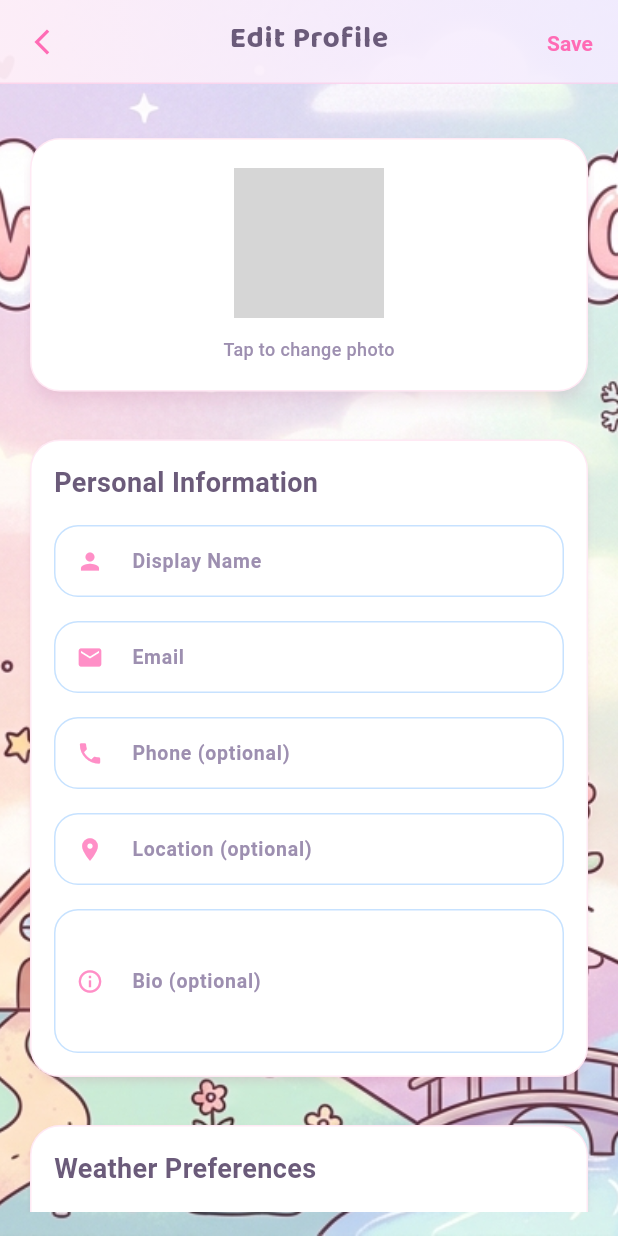
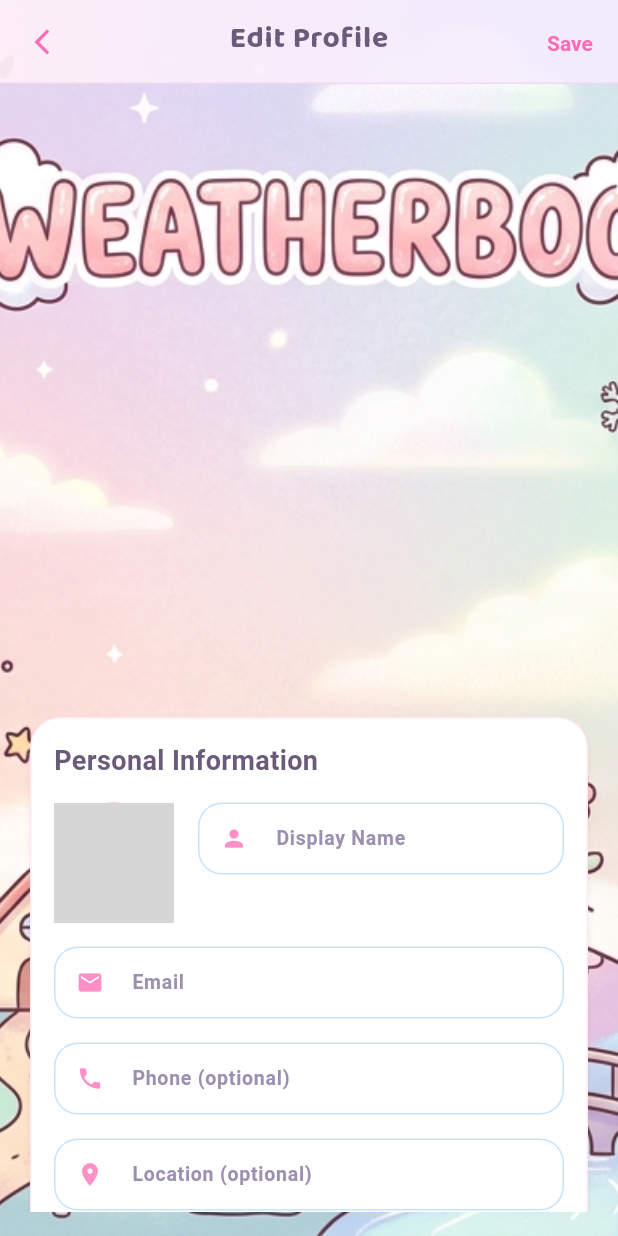
Before and after one commit to exianninskie/weatherboo, a Flutter app: the ProfileScreen screen opened by its route, after a tap on the "edit" icon, on a phone screen of 412 x 824 dp. Run offline on Flutter 3.47's test engine with Material 3 defaults, Android fonts, the phone set to English and light mode, and no system bars; our stand-ins replace google_fonts, image_picker, supabase_flutter; accounts and stored records are empty; network calls fail; statements that could not run were skipped; grey boxes are pictures that could not be loaded.

Commit message:
Redesign profile screen layout with profile picture on left and cleaner organization

```diff
--- a/lib/screens/edit_profile_screen.dart
+++ b/lib/screens/edit_profile_screen.dart
@@ -136,12 +136,13 @@ class _EditProfileScreenState extends State<EditProfileScreen> {
           }
 
           return ResponsiveCenter(
-            padding: const EdgeInsets.fromLTRB(16, 88, 16, 16),
+            padding: const EdgeInsets.fromLTRB(16, 100, 16, 16),
             child: SingleChildScrollView(
               child: Column(
                 crossAxisAlignment: CrossAxisAlignment.stretch,
                 mainAxisSize: MainAxisSize.min,
                 children: [
+                  const SizedBox(height: 350),
                   _buildProfileHeader(userProvider),
                   const SizedBox(height: 24),
                   _buildProfileForm(userProvider),
@@ -159,70 +160,7 @@ class _EditProfileScreenState extends State<EditProfileScreen> {
   }
 
   Widget _buildProfileHeader(UserProvider userProvider) {
-    return Card(
-      elevation: 4,
-      child: Padding(
-        padding: const EdgeInsets.all(20.0),
-        child: Column(
-          children: [
-            GestureDetector(
-              onTap: _pickProfileImage,
-              child: Stack(
-                children: [
-                  CircleAvatar(
-                    radius: 50,
-                    backgroundColor: AppColors.primaryBlue,
-                    backgroundImage: _profileImage != null
-                        ? FileImage(_profileImage!)
-                        : (userProvider.profilePictureUrl != null
-                            ? NetworkImage(userProvider.profilePictureUrl!) as ImageProvider
-                            : null),
-                    child: _profileImage == null && userProvider.profilePictureUrl == null
-                        ? Text(
-                            (_displayNameController.text.isNotEmpty
-                                ? _displayNameController.text[0].toUpperCase()
-                                : 'U'),
-                            style: const TextStyle(
-                              fontSize: 32,
-                              fontWeight: FontWeight.bold,
-                              color: AppColors.onPrimary,
-                            ),
-                          )
-                        : null,
-                  ),
-                  Positioned(
-                    bottom: 0,
-                    right: 0,
-                    child: Container(
-                      padding: const EdgeInsets.all(8),
-                      decoration: BoxDecoration(
-                        color: AppColors.primaryBlue,
-                        shape: BoxShape.circle,
-                      ),
-                      child: const Icon(
-                        Icons.camera_alt,
-                        color: AppColors.ivory,
-                        size: 20,
-                      ),
-                    ),
-                  ),
-                ],
-              ),
-            ),
-            const SizedBox(height: 12),
-            Text(
-              'Tap to change photo',
-              style: TextStyle(
-                fontSize: 12,
-                color: AppColors.muted,
-              ),
-              overflow: TextOverflow.ellipsis,
-              maxLines: 1,
-            ),
-          ],
-        ),
-      ),
-    );
+    return const SizedBox.shrink();
   }
 
   Widget _buildProfileForm(UserProvider userProvider) {
@@ -244,7 +182,56 @@ class _EditProfileScreenState extends State<EditProfileScreen> {
                 ),
               ),
               const SizedBox(height: 16),
-              TextFormField(
+              Row(
+                crossAxisAlignment: CrossAxisAlignment.start,
+                children: [
+                  GestureDetector(
+                    onTap: _pickProfileImage,
+                    child: Stack(
+                      children: [
+                        CircleAvatar(
+                          radius: 40,
+                          backgroundColor: AppColors.primaryBlue,
+                          backgroundImage: _profileImage != null
+                              ? FileImage(_profileImage!)
+                              : (userProvider.profilePictureUrl != null
+                                  ? NetworkImage(userProvider.profilePictureUrl!) as ImageProvider
+                                  : null),
+                          child: _profileImage == null && userProvider.profilePictureUrl == null
+                              ? Text(
+                                  (_displayNameController.text.isNotEmpty
+                                      ? _displayNameController.text[0].toUpperCase()
+                                      : 'U'),
+                                  style: const TextStyle(
+                                    fontSize: 24,
+                                    fontWeight: FontWeight.bold,
+                                    color: AppColors.onPrimary,
+                                  ),
+                                )
+                              : null,
+                        ),
+                        Positioned(
+                          bottom: 0,
+                          right: 0,
+                          child: Container(
+                            padding: const EdgeInsets.all(6),
+                            decoration: BoxDecoration(
+                              color: AppColors.primaryBlue,
+                              shape: BoxShape.circle,
+                            ),
+                            child: const Icon(
+                              Icons.camera_alt,
+                              color: AppColors.ivory,
+                              size: 16,
+                            ),
+                          ),
+                        ),
+                      ],
+                    ),
+                  ),
+                  const SizedBox(width: 16),
+                  Expanded(
+                    child: TextFormField(
                       controller: _displayNameController,
                       decoration: _fieldDecoration(
                         labelText: 'Display Name',
@@ -256,6 +243,9 @@ class _EditProfileScreenState extends State<EditProfileScreen> {
                         }
                         return null;
                       },
+                    ),
+                  ),
+                ],
               ),
               const SizedBox(height: 16),
               TextFormField(
--- a/lib/screens/profile_screen.dart
+++ b/lib/screens/profile_screen.dart
@@ -41,29 +41,14 @@ class _ProfileScreenState extends State<ProfileScreen> {
   @override
   Widget build(BuildContext context) {
     return Scaffold(
-      body: Consumer<UserProvider>(
-        builder: (context, userProvider, child) {
-          if (userProvider.isLoading) {
-            return const Center(child: CircularProgressIndicator());
-          }
-
-          final profile = userProvider.userProfile;
-          final displayName = profile?['display_name'] ?? 'Weather User';
-          final email = userProvider.email ?? 'user@weatherboo.com';
-          final bio = profile?['bio'] ?? '';
-          final location = profile?['location'] ?? '';
-          final profilePictureUrl = userProvider.profilePictureUrl;
-
-          return CustomScrollView(
-            slivers: [
-              SliverAppBar(
-                expandedHeight: 200,
-                floating: false,
-                pinned: true,
+      extendBodyBehindAppBar: true,
+      backgroundColor: Colors.transparent,
+      appBar: AppBar(
         leading: IconButton(
           icon: const Icon(Icons.arrow_back_ios_new, size: 20),
           onPressed: () => Navigator.pushReplacementNamed(context, '/home'),
         ),
+        flexibleSpace: Container(decoration: AppTheme.appBarGradient),
         actions: [
           IconButton(
             icon: const Icon(Icons.edit_outlined),
@@ -96,16 +81,34 @@ class _ProfileScreenState extends State<ProfileScreen> {
           ),
         ],
       ),
-              SliverToBoxAdapter(
+      body: KawaiiBackground(
+        child: Consumer<UserProvider>(
+        builder: (context, userProvider, child) {
+          if (userProvider.isLoading) {
+            return const Center(child: CircularProgressIndicator());
+          }
+
+          final profile = userProvider.userProfile;
+          final displayName = profile?['display_name'] ?? 'Weather User';
+          final email = userProvider.email ?? 'user@weatherboo.com';
+          final bio = profile?['bio'] ?? '';
+          final location = profile?['location'] ?? '';
+          final profilePictureUrl = userProvider.profilePictureUrl;
+
+          return SingleChildScrollView(
             child: ResponsiveCenter(
+              padding: const EdgeInsets.fromLTRB(16, 260, 16, 16),
               child: Column(
                 children: [
-                      Transform.translate(
-                        offset: const Offset(0, -50),
-                        child: Column(
+                  // Profile Header
+                  Card(
+                    elevation: 3,
+                    child: Padding(
+                      padding: const EdgeInsets.all(20),
+                      child: Row(
                         children: [
                           CircleAvatar(
-                              radius: 50,
+                            radius: 45,
                             backgroundColor: AppColors.surfaceElevated,
                             backgroundImage: profilePictureUrl != null
                                 ? NetworkImage(profilePictureUrl)
@@ -114,17 +117,21 @@ class _ProfileScreenState extends State<ProfileScreen> {
                                 ? Text(
                                     displayName.isNotEmpty ? displayName[0].toUpperCase() : 'U',
                                     style: const TextStyle(
-                                        fontSize: 32,
+                                      fontSize: 28,
                                       fontWeight: FontWeight.bold,
                                       color: AppColors.sakuraDeep,
                                     ),
                                   )
                                 : null,
                           ),
-                            const SizedBox(height: 16),
+                          const SizedBox(width: 20),
+                          Expanded(
+                            child: Column(
+                              crossAxisAlignment: CrossAxisAlignment.start,
+                              children: [
                                 Text(
                                   displayName,
-                              style: AppTypography.headline(22),
+                                  style: AppTypography.headline(20),
                                   overflow: TextOverflow.ellipsis,
                                   maxLines: 1,
                                 ),
@@ -135,27 +142,16 @@ class _ProfileScreenState extends State<ProfileScreen> {
                                   overflow: TextOverflow.ellipsis,
                                   maxLines: 1,
                                 ),
-                            if (bio.isNotEmpty) ...[
-                              const SizedBox(height: 8),
-                              Text(
-                                bio,
-                                style: AppTypography.body(14),
-                                textAlign: TextAlign.center,
-                                maxLines: 2,
-                                overflow: TextOverflow.ellipsis,
-                              ),
-                            ],
                                 if (location.isNotEmpty) ...[
                                   const SizedBox(height: 8),
                                   Row(
-                                mainAxisAlignment: MainAxisAlignment.center,
                                     children: [
                                       const Icon(Icons.location_on, size: 16, color: AppColors.sakura),
                                       const SizedBox(width: 4),
-                                  Flexible(
+                                      Expanded(
                                         child: Text(
                                           location,
-                                      style: AppTypography.body(14, color: AppColors.textMuted),
+                                          style: AppTypography.body(13, color: AppColors.textMuted),
                                           overflow: TextOverflow.ellipsis,
                                           maxLines: 1,
                                         ),
@@ -163,44 +159,6 @@ class _ProfileScreenState extends State<ProfileScreen> {
                                     ],
                                   ),
                                 ],
-                            const SizedBox(height: 16),
-                            Row(
-                              mainAxisAlignment: MainAxisAlignment.center,
-                              children: [
-                                _buildStatItem('Days Active', '42'),
-                                const SizedBox(width: 24),
-                                _buildStatItem('Cities', '12'),
-                                const SizedBox(width: 24),
-                                _buildStatItem('Alerts', '23'),
-                              ],
-                            ),
-                            const SizedBox(height: 24),
-                            Row(
-                              children: [
-                                Expanded(
-                                  child: _buildInfoCard(
-                                    icon: Icons.location_city,
-                                    label: 'Default City',
-                                    value: profile?['default_city'] ?? 'Not set',
-                                  ),
-                                ),
-                                const SizedBox(width: 12),
-                                Expanded(
-                                  child: _buildInfoCard(
-                                    icon: Icons.thermostat,
-                                    label: 'Temperature',
-                                    value: profile?['temperature_unit'] ?? 'Celsius',
-                                  ),
-                                ),
-                              ],
-                            ),
-                            const SizedBox(height: 12),
-                            _buildInfoCard(
-                              icon: Icons.notifications,
-                              label: 'Notifications',
-                              value: profile?['notifications_enabled'] == true ? 'Enabled' : 'Disabled',
-                            ),
-                            const SizedBox(height: 32),
                               ],
                             ),
                           ),
@@ -208,15 +166,97 @@ class _ProfileScreenState extends State<ProfileScreen> {
                       ),
                     ),
                   ),
+
+                  if (bio.isNotEmpty) ...[
+                    const SizedBox(height: 16),
+                    Card(
+                      elevation: 2,
+                      child: Padding(
+                        padding: const EdgeInsets.all(16),
+                        child: Text(
+                          bio,
+                          style: AppTypography.body(14),
+                          textAlign: TextAlign.center,
+                          maxLines: 3,
+                          overflow: TextOverflow.ellipsis,
+                        ),
+                      ),
+                    ),
                   ],
+
+                  const SizedBox(height: 24),
+
+                  // Stats Section
+                  Row(
+                    children: [
+                      Expanded(
+                        child: _buildStatCard('Days Active', '42'),
+                      ),
+                      const SizedBox(width: 12),
+                      Expanded(
+                        child: _buildStatCard('Cities', '12'),
+                      ),
+                      const SizedBox(width: 12),
+                      Expanded(
+                        child: _buildStatCard('Alerts', '23'),
+                      ),
+                    ],
+                  ),
+
+                  const SizedBox(height: 24),
+
+                  // Preferences Section
+                  Card(
+                    elevation: 2,
+                    child: Padding(
+                      padding: const EdgeInsets.all(16),
+                      child: Column(
+                        crossAxisAlignment: CrossAxisAlignment.start,
+                        children: [
+                          Text(
+                            'Weather Preferences',
+                            style: AppTypography.headline(16, weight: FontWeight.w600),
+                          ),
+                          const SizedBox(height: 16),
+                          _buildPreferenceRow(
+                            Icons.location_city,
+                            'Default City',
+                            profile?['default_city'] ?? 'Not set',
+                          ),
+                          const Divider(height: 24),
+                          _buildPreferenceRow(
+                            Icons.thermostat,
+                            'Temperature Unit',
+                            profile?['temperature_unit'] ?? 'Celsius',
+                          ),
+                          const Divider(height: 24),
+                          _buildPreferenceRow(
+                            Icons.notifications,
+                            'Notifications',
+                            profile?['notifications_enabled'] == true ? 'Enabled' : 'Disabled',
+                          ),
+                        ],
+                      ),
+                    ),
+                  ),
+
+                  const SizedBox(height: 32),
+                ],
+              ),
+            ),
           );
         },
+        ),
       ),
     );
   }
 
-  Widget _buildStatItem(String label, String value) {
-    return Column(
+  Widget _buildStatCard(String label, String value) {
+    return Card(
+      elevation: 2,
+      child: Padding(
+        padding: const EdgeInsets.all(16),
+        child: Column(
           children: [
             Text(
               value,
@@ -228,35 +268,27 @@ class _ProfileScreenState extends State<ProfileScreen> {
               style: AppTypography.label(12),
             ),
           ],
-    );
-  }
-
-  Widget _buildInfoCard({
-    required IconData icon,
-    required String label,
-    required String value,
-  }) {
-    return Card(
-      elevation: 2,
-      child: Padding(
-        padding: const EdgeInsets.all(16),
-        child: Column(
-          children: [
-            Icon(icon, color: AppColors.sakura, size: 24),
-            const SizedBox(height: 8),
-            Text(
-              label,
-              style: AppTypography.label(12),
-            ),
-            const SizedBox(height: 4),
-            Text(
-              value,
-              style: AppTypography.body(14, weight: FontWeight.w600),
-              textAlign: TextAlign.center,
-            ),
-          ],
         ),
       ),
     );
   }
+
+  Widget _buildPreferenceRow(IconData icon, String label, String value) {
+    return Row(
+      children: [
+        Icon(icon, color: AppColors.sakura, size: 20),
+        const SizedBox(width: 12),
+        Expanded(
+          child: Text(
+            label,
+            style: AppTypography.body(14, color: AppColors.textMuted),
+          ),
+        ),
+        Text(
+          value,
+          style: AppTypography.body(14, weight: FontWeight.w600),
+        ),
+      ],
+    );
   }
+}
```
Lines whose indentation alone changed are shown as unchanged.
